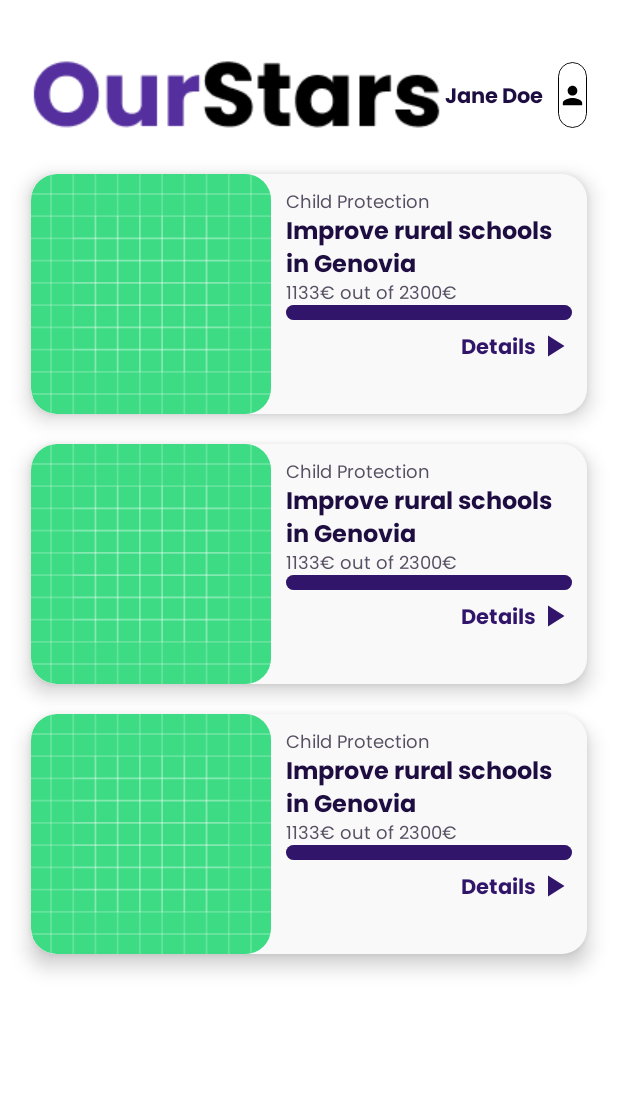
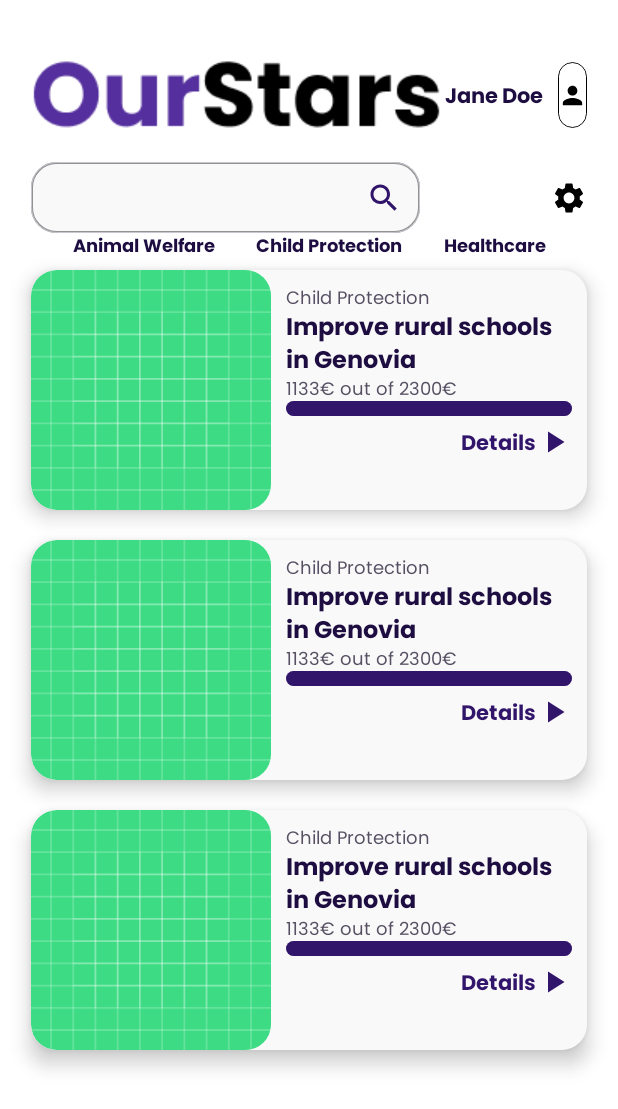
Before and after one commit to DubskySteam/OurStars, an Android app built with Jetpack Compose: the CharitiesScreen screen opened through its navigation route, on a phone screen of 412 x 824 dp. Shown: the top 1109 px of the screen. Run offline under Robolectric (Android 15) with nearby library versions, the phone set to English and light mode, and no system bars.

Commit message:
added the search-bar to charity screen

```diff
--- a/Android/app/src/main/java/dev/dubsky/ourstars/android/screens/open/CharitiesScreen.kt
+++ b/Android/app/src/main/java/dev/dubsky/ourstars/android/screens/open/CharitiesScreen.kt
@@ -3,12 +3,18 @@ package dev.dubsky.ourstars.android.screens.open
 import androidx.compose.foundation.clickable
 import androidx.compose.foundation.layout.*
 import androidx.compose.material.Surface
+import androidx.compose.material.TextFieldDefaults
 import androidx.compose.material.icons.Icons
 import androidx.compose.material.icons.filled.Person
+import androidx.compose.material.icons.filled.Search
+import androidx.compose.material.icons.filled.Settings
 import androidx.compose.runtime.Composable
+import androidx.compose.runtime.mutableStateOf
+import androidx.compose.runtime.remember
 import androidx.compose.ui.Alignment
 import androidx.compose.ui.Modifier
 import androidx.compose.ui.text.font.FontWeight
+import androidx.compose.ui.text.input.TextFieldValue
 import androidx.compose.ui.tooling.preview.Preview
 import androidx.compose.ui.unit.dp
 import androidx.compose.ui.unit.sp
@@ -17,12 +23,19 @@ import androidx.navigation.compose.rememberNavController
 import dev.dubsky.ourstars.android.composables.component.AvatarTextRow
 import dev.dubsky.ourstars.android.composables.component.CharityCard
 import dev.dubsky.ourstars.android.composables.text.TextCustom
+import dev.dubsky.ourstars.android.composables.textfield.SearchBar
+import dev.dubsky.ourstars.android.composables.textfield.SearchBarPreview
+import dev.dubsky.ourstars.android.composables.textfield.TextFieldDefault
+import dev.dubsky.ourstars.android.ui.theme.Primary15
 import dev.dubsky.ourstars.android.ui.theme.Primary25
 
 @Composable
 fun CharitiesScreen(
     navController: NavController
 ) {
+
+    val searchState = remember { mutableStateOf(TextFieldValue()) }
+
     Box(
         contentAlignment = Alignment.Center,
         modifier = Modifier.fillMaxSize()
@@ -33,6 +46,17 @@ fun CharitiesScreen(
                 .fillMaxHeight()
                 ) {
             AvatarTextRow("Jane Doe", Icons.Filled.Person)
+            SearchBar(searchState, Icons.Filled.Search)
+            Row(
+                horizontalArrangement = Arrangement.SpaceEvenly,
+                modifier = Modifier
+                    .fillMaxWidth()
+            ) {
+                TextCustom("Animal Welfare", Primary15, 12.sp, FontWeight.Bold, modifier = Modifier)
+                TextCustom("Child Protection", Primary15, 12.sp, FontWeight.Bold, modifier = Modifier)
+                TextCustom("Healthcare", Primary15, 12.sp, FontWeight.Bold, modifier = Modifier)
+                // TextCustom("Family Support", Primary15, 12.sp, FontWeight.Bold, modifier = Modifier)
+            }
             Column(
                 verticalArrangement = Arrangement.spacedBy(20.dp),
                 modifier = Modifier
```
